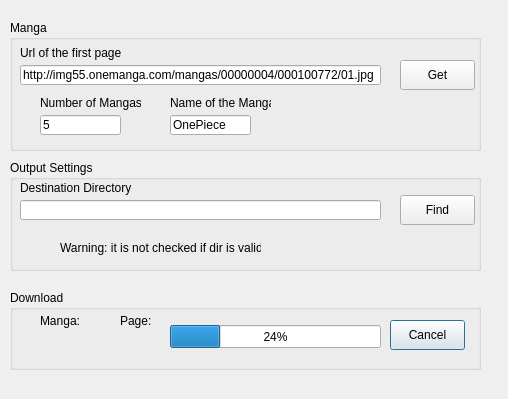
The window that udialog.ui (Urbster/UJget) describes before a commit, drawn with Qt 5.
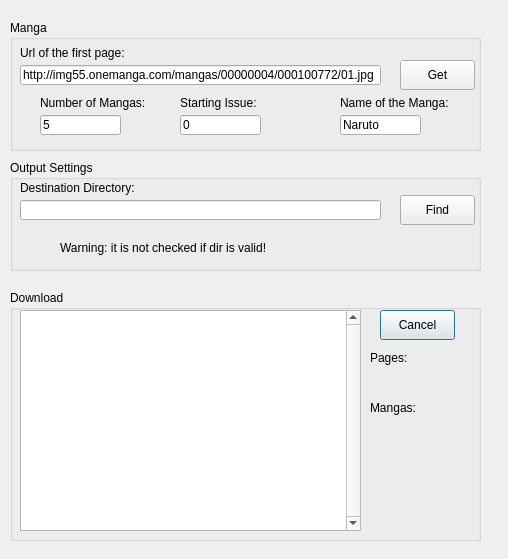
The same window after the commit.

The edit to the form file:
```diff
--- a/udialog.ui
+++ b/udialog.ui
@@ -7,7 +7,7 @@
     <x>0</x>
     <y>0</y>
     <width>508</width>
-    <height>399</height>
+    <height>559</height>
    </rect>
   </property>
   <property name="windowTitle">
@@ -19,85 +19,17 @@
      <x>10</x>
      <y>290</y>
      <width>471</width>
-     <height>80</height>
+     <height>251</height>
     </rect>
    </property>
    <property name="title">
     <string>Download</string>
    </property>
-   <widget class="QLabel" name="label_2">
-    <property name="geometry">
-     <rect>
-      <x>110</x>
-      <y>20</y>
-      <width>31</width>
-      <height>21</height>
-     </rect>
-    </property>
-    <property name="text">
-     <string>Page:</string>
-    </property>
-   </widget>
-   <widget class="QLabel" name="CurrentFolder">
-    <property name="geometry">
-     <rect>
-      <x>10</x>
-      <y>35</y>
-      <width>81</width>
-      <height>21</height>
-     </rect>
-    </property>
-    <property name="text">
-     <string>&lt;CurrentFolder&gt;</string>
-    </property>
-   </widget>
-   <widget class="QLabel" name="label">
-    <property name="geometry">
-     <rect>
-      <x>30</x>
-      <y>20</y>
-      <width>46</width>
-      <height>21</height>
-     </rect>
-    </property>
-    <property name="text">
-     <string>Manga:</string>
-    </property>
-   </widget>
-   <widget class="QLabel" name="CurrentFile">
-    <property name="geometry">
-     <rect>
-      <x>90</x>
-      <y>35</y>
-      <width>71</width>
-      <height>21</height>
-     </rect>
-    </property>
-    <property name="text">
-     <string>&lt;CurrentFile&gt;</string>
-    </property>
-   </widget>
-   <widget class="QProgressBar" name="progressBar">
-    <property name="geometry">
-     <rect>
-      <x>160</x>
-      <y>35</y>
-      <width>211</width>
-      <height>23</height>
-     </rect>
-    </property>
-    <property name="value">
-     <number>24</number>
-    </property>
-    <property name="alignment">
-     <set>Qt::AlignCenter</set>
-    </property>
-   </widget>
    <widget class="QPushButton" name="CancelBtn">
     <property name="geometry">
      <rect>
-      <x>380</x>
-      <y>30</y>
+      <x>370</x>
+      <y>20</y>
       <width>75</width>
       <height>30</height>
      </rect>
@@ -106,6 +38,71 @@
      <string>Cancel</string>
     </property>
    </widget>
+   <widget class="QTableWidget" name="tableWidget">
+    <property name="geometry">
+     <rect>
+      <x>10</x>
+      <y>20</y>
+      <width>341</width>
+      <height>221</height>
+     </rect>
+    </property>
+    <property name="verticalScrollBarPolicy">
+     <enum>Qt::ScrollBarAlwaysOn</enum>
+    </property>
+   </widget>
+   <widget class="QLabel" name="LoadPics">
+    <property name="geometry">
+     <rect>
+      <x>375</x>
+      <y>70</y>
+      <width>81</width>
+      <height>20</height>
+     </rect>
+    </property>
+    <property name="text">
+     <string>&lt;LoadPics&gt;</string>
+    </property>
+   </widget>
+   <widget class="QLabel" name="LoadMangas">
+    <property name="geometry">
+     <rect>
+      <x>375</x>
+      <y>120</y>
+      <width>71</width>
+      <height>20</height>
+     </rect>
+    </property>
+    <property name="text">
+     <string>&lt;LoadMangas&gt;</string>
+    </property>
+   </widget>
+   <widget class="QLabel" name="label_2">
+    <property name="geometry">
+     <rect>
+      <x>360</x>
+      <y>110</y>
+      <width>81</width>
+      <height>16</height>
+     </rect>
+    </property>
+    <property name="text">
+     <string>Mangas:</string>
+    </property>
+   </widget>
+   <widget class="QLabel" name="label_3">
+    <property name="geometry">
+     <rect>
+      <x>360</x>
+      <y>60</y>
+      <width>71</width>
+      <height>16</height>
+     </rect>
+    </property>
+    <property name="text">
+     <string>Pages:</string>
+    </property>
+   </widget>
   </widget>
   <widget class="QGroupBox" name="groupBox_2">
    <property name="geometry">
@@ -122,22 +119,22 @@
    <widget class="QLineEdit" name="MangaEdit">
     <property name="geometry">
      <rect>
-      <x>160</x>
+      <x>330</x>
       <y>95</y>
       <width>81</width>
       <height>20</height>
      </rect>
     </property>
     <property name="text">
-     <string>OnePiece</string>
+     <string>Naruto</string>
     </property>
    </widget>
-   <widget class="QLabel" name="label_3">
+   <widget class="QLabel" name="UrlLabel">
     <property name="geometry">
      <rect>
       <x>10</x>
       <y>25</y>
-      <width>101</width>
+      <width>201</width>
       <height>16</height>
      </rect>
     </property>
@@ -161,9 +158,9 @@
    <widget class="QLabel" name="label_5">
     <property name="geometry">
      <rect>
-      <x>160</x>
+      <x>330</x>
       <y>75</y>
-      <width>101</width>
+      <width>131</width>
       <height>16</height>
      </rect>
     </property>
@@ -202,13 +199,45 @@
      <rect>
       <x>30</x>
       <y>75</y>
-      <width>101</width>
+      <width>151</width>
       <height>16</height>
      </rect>
     </property>
     <property name="text">
      <string>Number of Mangas:</string>
     </property>
+    <property name="scaledContents">
+     <bool>true</bool>
+    </property>
+   </widget>
+   <widget class="QLabel" name="StartLabel">
+    <property name="geometry">
+     <rect>
+      <x>170</x>
+      <y>75</y>
+      <width>131</width>
+      <height>16</height>
+     </rect>
+    </property>
+    <property name="text">
+     <string>Starting Issue:</string>
+    </property>
+    <property name="scaledContents">
+     <bool>true</bool>
+    </property>
+   </widget>
+   <widget class="QLineEdit" name="StartEdit">
+    <property name="geometry">
+     <rect>
+      <x>170</x>
+      <y>95</y>
+      <width>81</width>
+      <height>20</height>
+     </rect>
+    </property>
+    <property name="text">
+     <string>0</string>
+    </property>
    </widget>
   </widget>
   <widget class="QGroupBox" name="groupBox_3">
@@ -241,7 +270,7 @@
      <rect>
       <x>10</x>
       <y>20</y>
-      <width>111</width>
+      <width>181</width>
       <height>16</height>
      </rect>
     </property>
@@ -267,7 +296,7 @@
      <rect>
       <x>50</x>
       <y>80</y>
-      <width>201</width>
+      <width>321</width>
       <height>16</height>
      </rect>
     </property>
```
Left out of the diff: 20 changed lines with no effect on the pictures.
